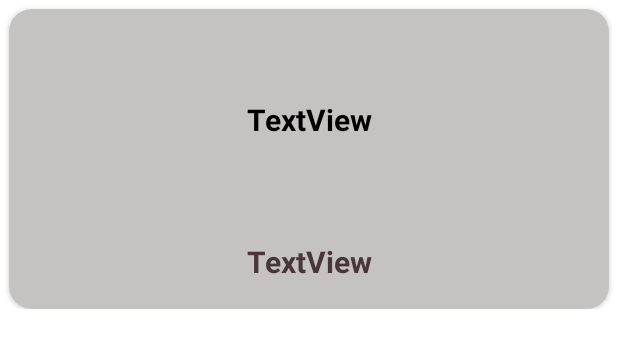
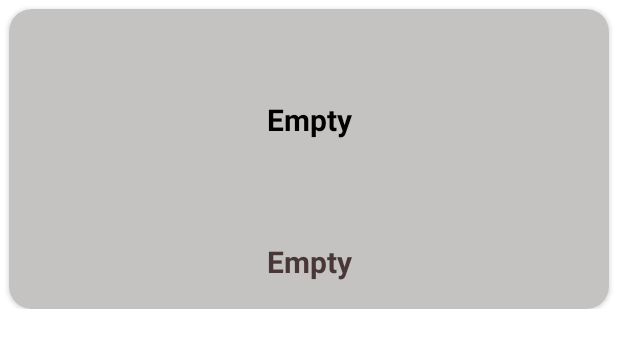
Before and after one commit to CartmanEric/ListOfShopping, an Android app: the layout list_item.xml on its own in the app's theme, with its tools: preview values and no code run, on a phone screen of 412 x 824 dp. Shown: the top 348 px of the screen. Run offline under Robolectric (Android 15) with nearby library versions, the phone set to English and light mode, and no system bars.

Commit message:
add_time

```diff
--- a/app/src/main/java/com/example/listofshopping/data/ListOfShoppingDbModel.kt
+++ b/app/src/main/java/com/example/listofshopping/data/ListOfShoppingDbModel.kt
@@ -7,6 +7,7 @@ import androidx.room.PrimaryKey
 data class ListOfShoppingDbModel(
     @PrimaryKey(autoGenerate = true)
     val id: Int,
+    val data: String,
     val lcd: String,
     val others: String,
     val ports: String
--- a/app/src/main/java/com/example/listofshopping/data/ListOfShoppingMapper.kt
+++ b/app/src/main/java/com/example/listofshopping/data/ListOfShoppingMapper.kt
@@ -5,7 +5,9 @@ import javax.inject.Inject
 
 class ListOfShoppingMapper @Inject constructor() {
     fun mapEntityToDbModel(listOfShoppingModel: ListOfShoppingModel) = ListOfShoppingDbModel(
+
         id = listOfShoppingModel.id,
+        data = listOfShoppingModel.data,
         lcd = listOfShoppingModel.lcd,
         others = listOfShoppingModel.others,
         ports = listOfShoppingModel.ports
@@ -13,6 +15,7 @@ class ListOfShoppingMapper @Inject constructor() {
 
     private fun mapDbModelToEntity(listOfShoppingDbModel: ListOfShoppingDbModel) = ListOfShoppingModel(
         id = listOfShoppingDbModel.id,
+        data = listOfShoppingDbModel.data,
         lcd = listOfShoppingDbModel.lcd,
         others = listOfShoppingDbModel.others,
         ports = listOfShoppingDbModel.ports
--- a/app/src/main/java/com/example/listofshopping/domain/ListOfShoppingModel.kt
+++ b/app/src/main/java/com/example/listofshopping/domain/ListOfShoppingModel.kt
@@ -1,6 +1,7 @@
 package com.example.listofshopping.domain
 
 data class ListOfShoppingModel (
+    val data: String,
     val lcd: String,
     val others: String,
     val ports: String,
--- a/app/src/main/java/com/example/listofshopping/presentation/ListOfShoppingAdapter.kt
+++ b/app/src/main/java/com/example/listofshopping/presentation/ListOfShoppingAdapter.kt
@@ -21,7 +21,7 @@ class ListOfShoppingAdapter : ListAdapter<ListOfShoppingModel,
         val currentItem = getItem(position)
         with(holder.itemBinding) {
             tvLcd.text = currentItem.lcd
-            tvOthers.text = currentItem.others
+            tvOthers.text = currentItem.data
             root.setOnClickListener {
                 onItemClickListener?.invoke(currentItem)
             }
--- a/app/src/main/res/layout/list_item.xml
+++ b/app/src/main/res/layout/list_item.xml
@@ -24,11 +24,13 @@
 
             <TextView
                 android:id="@+id/tv_lcd"
+                android:maxLines="5"
+                android:ellipsize="end"
                 android:layout_width="match_parent"
                 android:layout_height="130dp"
                 android:layout_margin="3dp"
                 android:gravity="center"
-                android:text="TextView"
+                android:text="@string/empty"
                 android:textColor="@color/black"
                 android:textSize="20sp"
                 android:textStyle="bold" />
@@ -39,7 +41,7 @@
                 android:layout_height="match_parent"
                 android:layout_margin="3dp"
                 android:gravity="center"
-                android:text="TextView"
+                android:text="@string/empty"
                 android:textColor="#493737"
                 android:textSize="20sp"
                 android:textStyle="bold" />
--- a/app/src/main/res/values/strings.xml
+++ b/app/src/main/res/values/strings.xml
@@ -7,4 +7,5 @@
     <string name="change_ports">Charge Ports:</string>
     <string name="Delete">Удалить</string>
     <string name="Save">Сохранить</string>
+    <string name="empty">Empty</string>
 </resources>
```
Also changed, not shown: app/src/main/java/com/example/listofshopping/presentation/add/AddFragment.kt (+8 -0 lines), app/src/main/java/com/example/listofshopping/presentation/edit/EditFragment.kt (+13 -1 lines).
